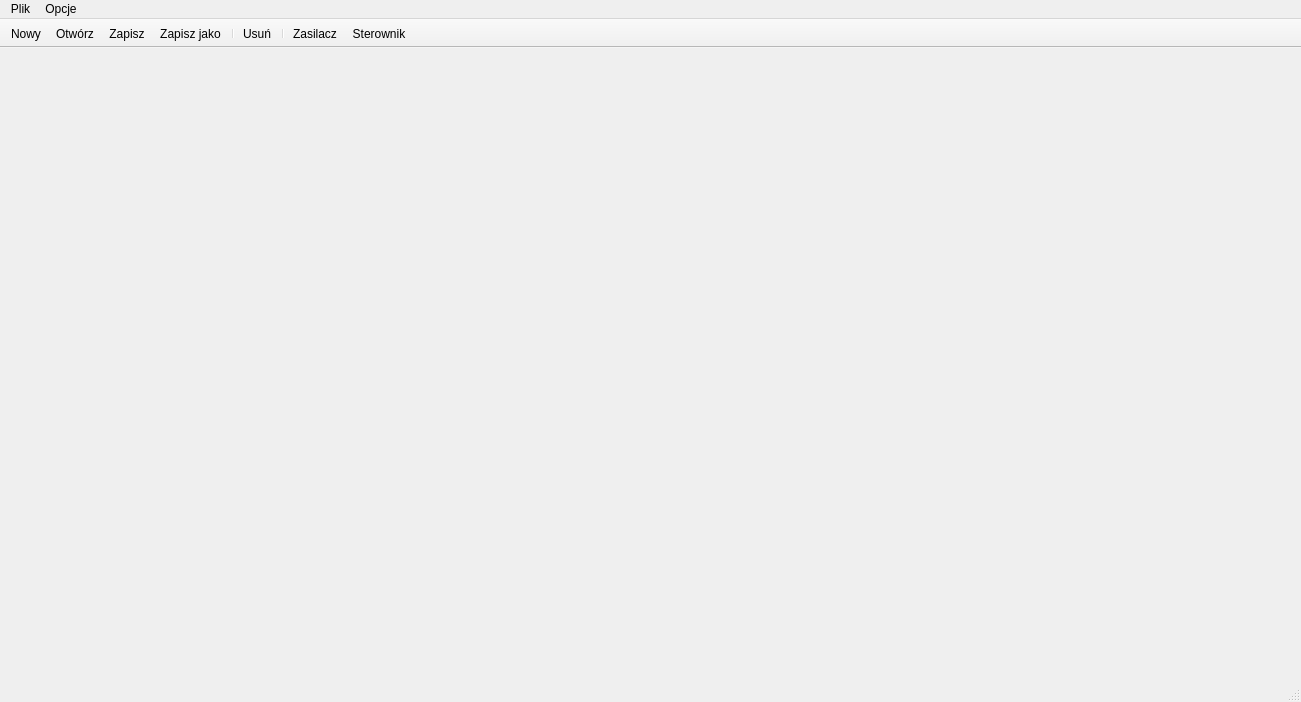
The window that CzujkiLinioweApp/mainwindow.ui (wiacekmarcin/CzujkiLiniowe) describes before a commit, drawn with Qt 5.
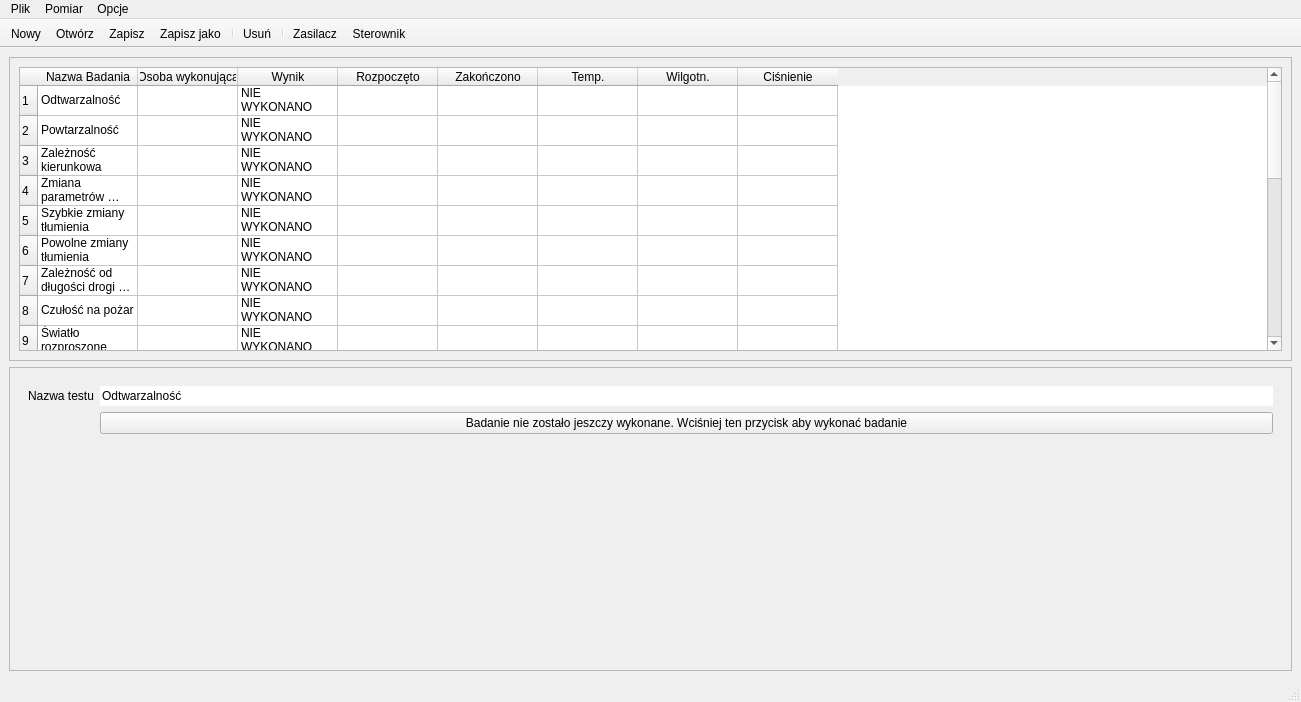
The same window after the commit. Icons and pictures are not drawn.

Commit message: Zmiany sobota rano

What changed in the file:
```diff
--- a/CzujkiLinioweApp/mainwindow.ui
+++ b/CzujkiLinioweApp/mainwindow.ui
@@ -13,7 +13,459 @@
   <property name="windowTitle">
    <string>Czujniki Lioniowe</string>
   </property>
-  <widget class="QWidget" name="centralwidget"/>
+  <widget class="QWidget" name="centralwidget">
+   <layout class="QVBoxLayout" name="verticalLayout_3">
+    <item>
+     <widget class="QFrame" name="frame_tab">
+      <property name="frameShape">
+       <enum>QFrame::StyledPanel</enum>
+      </property>
+      <property name="frameShadow">
+       <enum>QFrame::Raised</enum>
+      </property>
+      <layout class="QVBoxLayout" name="verticalLayout">
+       <item>
+        <widget class="QTableWidget" name="tableWidget">
+         <row>
+          <property name="text">
+           <string>1</string>
+          </property>
+         </row>
+         <row>
+          <property name="text">
+           <string>2</string>
+          </property>
+         </row>
+         <row>
+          <property name="text">
+           <string>3</string>
+          </property>
+         </row>
+         <row>
+          <property name="text">
+           <string>4</string>
+          </property>
+         </row>
+         <row>
+          <property name="text">
+           <string>5</string>
+          </property>
+         </row>
+         <row>
+          <property name="text">
+           <string>6</string>
+          </property>
+         </row>
+         <row>
+          <property name="text">
+           <string>7</string>
+          </property>
+         </row>
+         <row>
+          <property name="text">
+           <string>8</string>
+          </property>
+         </row>
+         <row>
+          <property name="text">
+           <string>9</string>
+          </property>
+         </row>
+         <row>
+          <property name="text">
+           <string>10</string>
+          </property>
+         </row>
+         <row>
+          <property name="text">
+           <string>11</string>
+          </property>
+         </row>
+         <row>
+          <property name="text">
+           <string>12</string>
+          </property>
+         </row>
+         <row>
+          <property name="text">
+           <string>13</string>
+          </property>
+         </row>
+         <row>
+          <property name="text">
+           <string>14</string>
+          </property>
+         </row>
+         <row>
+          <property name="text">
+           <string>15</string>
+          </property>
+         </row>
+         <row>
+          <property name="text">
+           <string>16</string>
+          </property>
+         </row>
+         <row>
+          <property name="text">
+           <string>17</string>
+          </property>
+         </row>
+         <row>
+          <property name="text">
+           <string>18</string>
+          </property>
+         </row>
+         <row>
+          <property name="text">
+           <string>19</string>
+          </property>
+         </row>
+         <row>
+          <property name="text">
+           <string>20</string>
+          </property>
+         </row>
+         <row>
+          <property name="text">
+           <string>21</string>
+          </property>
+         </row>
+         <column>
+          <property name="text">
+           <string>Nazwa Badania</string>
+          </property>
+         </column>
+         <column>
+          <property name="text">
+           <string>Osoba wykonująca</string>
+          </property>
+         </column>
+         <column>
+          <property name="text">
+           <string>Wynik</string>
+          </property>
+         </column>
+         <column>
+          <property name="text">
+           <string>Rozpoczęto</string>
+          </property>
+         </column>
+         <column>
+          <property name="text">
+           <string>Zakończono</string>
+          </property>
+         </column>
+         <column>
+          <property name="text">
+           <string>Temp.</string>
+          </property>
+         </column>
+         <column>
+          <property name="text">
+           <string>Wilgotn.</string>
+          </property>
+         </column>
+         <column>
+          <property name="text">
+           <string>Ciśnienie</string>
+          </property>
+         </column>
+         <item row="0" column="0">
+          <property name="text">
+           <string>Odtwarzalność</string>
+          </property>
+         </item>
+         <item row="0" column="2">
+          <property name="text">
+           <string>NIE WYKONANO</string>
+          </property>
+         </item>
+         <item row="1" column="0">
+          <property name="text">
+           <string>Powtarzalność</string>
+          </property>
+         </item>
+         <item row="1" column="2">
+          <property name="text">
+           <string>NIE WYKONANO</string>
+          </property>
+         </item>
+         <item row="2" column="0">
+          <property name="text">
+           <string>Zależność kierunkowa</string>
+          </property>
+         </item>
+         <item row="2" column="2">
+          <property name="text">
+           <string>NIE WYKONANO</string>
+          </property>
+         </item>
+         <item row="3" column="0">
+          <property name="text">
+           <string>Zmiana parametrów zasilania</string>
+          </property>
+         </item>
+         <item row="3" column="2">
+          <property name="text">
+           <string>NIE WYKONANO</string>
+          </property>
+         </item>
+         <item row="4" column="0">
+          <property name="text">
+           <string>Szybkie zmiany tłumienia</string>
+          </property>
+         </item>
+         <item row="4" column="2">
+          <property name="text">
+           <string>NIE WYKONANO</string>
+          </property>
+         </item>
+         <item row="5" column="0">
+          <property name="text">
+           <string>Powolne zmiany tłumienia</string>
+          </property>
+         </item>
+         <item row="5" column="2">
+          <property name="text">
+           <string>NIE WYKONANO</string>
+          </property>
+         </item>
+         <item row="6" column="0">
+          <property name="text">
+           <string>Zależność od długości drogi optycznej</string>
+          </property>
+         </item>
+         <item row="6" column="2">
+          <property name="text">
+           <string>NIE WYKONANO</string>
+          </property>
+         </item>
+         <item row="7" column="0">
+          <property name="text">
+           <string>Czułość na pożar</string>
+          </property>
+         </item>
+         <item row="7" column="2">
+          <property name="text">
+           <string>NIE WYKONANO</string>
+          </property>
+         </item>
+         <item row="8" column="0">
+          <property name="text">
+           <string>Światło rozproszone</string>
+          </property>
+         </item>
+         <item row="8" column="2">
+          <property name="text">
+           <string>NIE WYKONANO</string>
+          </property>
+         </item>
+         <item row="9" column="0">
+          <property name="text">
+           <string>Odporność na suche gorąco</string>
+          </property>
+         </item>
+         <item row="9" column="2">
+          <property name="text">
+           <string>NIE WYKONANO</string>
+          </property>
+         </item>
+         <item row="10" column="0">
+          <property name="text">
+           <string>Odporność na zimno</string>
+          </property>
+         </item>
+         <item row="10" column="2">
+          <property name="text">
+           <string>NIE WYKONANO</string>
+          </property>
+         </item>
+         <item row="11" column="0">
+          <property name="text">
+           <string>Odporność na wilgotne gorąco, stan ustalony</string>
+          </property>
+         </item>
+         <item row="11" column="2">
+          <property name="text">
+           <string>NIE WYKONANO</string>
+          </property>
+         </item>
+         <item row="12" column="0">
+          <property name="text">
+           <string>Wytrzymałość na wilgotne gorąco, stan ustalony</string>
+          </property>
+         </item>
+         <item row="12" column="2">
+          <property name="text">
+           <string>NIE WYKONANO</string>
+          </property>
+         </item>
+         <item row="13" column="0">
+          <property name="text">
+           <string>Wytrzymałość na wibracje</string>
+          </property>
+         </item>
+         <item row="13" column="2">
+          <property name="text">
+           <string>NIE WYKONANO</string>
+          </property>
+         </item>
+         <item row="14" column="0">
+          <property name="text">
+           <string>Odporność na wyładowania elektrostatyczne</string>
+          </property>
+         </item>
+         <item row="14" column="2">
+          <property name="text">
+           <string>NIE WYKONANO</string>
+          </property>
+         </item>
+         <item row="15" column="0">
+          <property name="text">
+           <string>Odporność na wypormieniowanie pola elektromagnetycznego</string>
+          </property>
+         </item>
+         <item row="15" column="2">
+          <property name="text">
+           <string>NIE WYKONANO</string>
+          </property>
+         </item>
+         <item row="16" column="0">
+          <property name="text">
+           <string>Odporność na przewodzone zakłocenia indukowane przez pola elektromagnetyczne</string>
+          </property>
+         </item>
+         <item row="16" column="2">
+          <property name="text">
+           <string>NIE WYKONANO</string>
+          </property>
+         </item>
+         <item row="17" column="0">
+          <property name="text">
+           <string>Odporność na szybkie impulsy przejściowe</string>
+          </property>
+         </item>
+         <item row="17" column="2">
+          <property name="text">
+           <string>NIE WYKONANO</string>
+          </property>
+         </item>
+         <item row="18" column="0">
+          <property name="text">
+           <string>Odporność na powolne udary napęciowe wysokiej energii</string>
+          </property>
+         </item>
+         <item row="18" column="2">
+          <property name="text">
+           <string>NIE WYKONANO</string>
+          </property>
+         </item>
+         <item row="19" column="0">
+          <property name="text">
+           <string>Wytrzymałość na korozję powodowaną przez dwutlenek siarki</string>
+          </property>
+         </item>
+         <item row="19" column="2">
+          <property name="text">
+           <string>NIE WYKONANO</string>
+          </property>
+         </item>
+         <item row="20" column="0">
+          <property name="text">
+           <string>Odporność na uderzenie</string>
+          </property>
+         </item>
+         <item row="20" column="2">
+          <property name="text">
+           <string>NIE WYKONANO</string>
+          </property>
+         </item>
+        </widget>
+       </item>
+      </layout>
+     </widget>
+    </item>
+    <item>
+     <widget class="QFrame" name="frame_badanie">
+      <property name="frameShape">
+       <enum>QFrame::StyledPanel</enum>
+      </property>
+      <property name="frameShadow">
+       <enum>QFrame::Raised</enum>
+      </property>
+      <layout class="QVBoxLayout" name="verticalLayout_2">
+       <item>
+        <widget class="QStackedWidget" name="stackedWidget">
+         <property name="currentIndex">
+          <number>0</number>
+         </property>
+         <widget class="QWidget" name="pOdtwarzalnoscNieWykonane">
+          <layout class="QFormLayout" name="formLayout">
+           <item row="0" column="0">
+            <widget class="QLabel" name="label_2">
+             <property name="text">
+              <string>Nazwa testu</string>
+             </property>
+            </widget>
+           </item>
+           <item row="0" column="1">
+            <widget class="QLineEdit" name="nazwa_testu">
+             <property name="text">
+              <string>Odtwarzalność</string>
+             </property>
+             <property name="frame">
+              <bool>false</bool>
+             </property>
+             <property name="readOnly">
+              <bool>true</bool>
+             </property>
+            </widget>
+           </item>
+           <item row="1" column="1">
+            <widget class="QPushButton" name="pbStartOdtwarzalnosc">
+             <property name="text">
+              <string>Badanie nie zostało jeszczy wykonane. Wciśniej ten przycisk aby wykonać badanie</string>
+             </property>
+            </widget>
+           </item>
+           <item row="2" column="1">
+            <spacer name="verticalSpacer">
+             <property name="orientation">
+              <enum>Qt::Vertical</enum>
+             </property>
+             <property name="sizeHint" stdset="0">
+              <size>
+               <width>20</width>
+               <height>40</height>
+              </size>
+             </property>
+            </spacer>
+           </item>
+          </layout>
+         </widget>
+         <widget class="QWidget" name="page_2">
+          <widget class="QLabel" name="label">
+           <property name="geometry">
+            <rect>
+             <x>30</x>
+             <y>20</y>
+             <width>58</width>
+             <height>18</height>
+            </rect>
+           </property>
+           <property name="text">
+            <string>TextLabel</string>
+           </property>
+          </widget>
+         </widget>
+        </widget>
+       </item>
+      </layout>
+     </widget>
+    </item>
+   </layout>
+  </widget>
   <widget class="QMenuBar" name="menubar">
    <property name="geometry">
     <rect>
@@ -45,7 +497,14 @@
     <addaction name="actionTestZasilacza"/>
     <addaction name="actionTestSterownikaDlg"/>
    </widget>
+   <widget class="QMenu" name="menuPomiar">
+    <property name="title">
+     <string>Pomiar</string>
+    </property>
+    <addaction name="actionStartTestu"/>
+   </widget>
    <addaction name="menuDebug"/>
+   <addaction name="menuPomiar"/>
    <addaction name="menuOpcje"/>
   </widget>
   <widget class="QStatusBar" name="statusbar"/>
```
Left out of the diff: 8 changed lines with no effect on the pictures. The commit also changes 10 other files.
